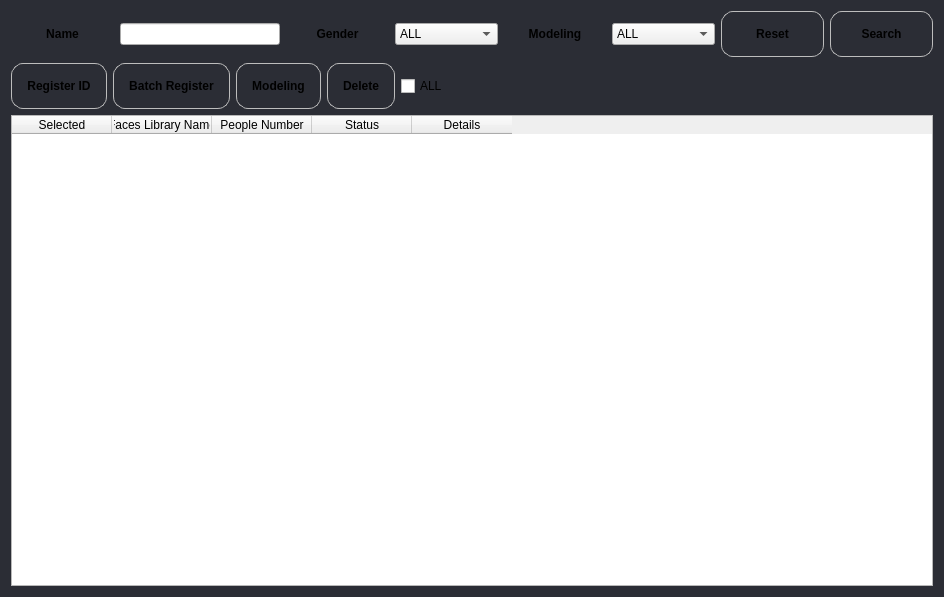
Old version of the form custom_widgets/dataBase/DataBase.ui in the repository elmhadji/AccessController.
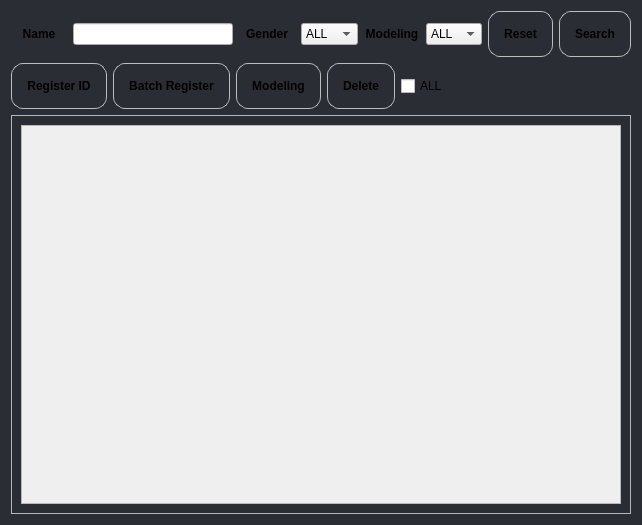
New version of the form.

Commit message: -Create Card Widget to show person Info -Refactore the database table to show Card widget

What changed in the file:
```diff
--- a/custom_widgets/dataBase/DataBase.ui
+++ b/custom_widgets/dataBase/DataBase.ui
@@ -6,8 +6,8 @@
    <rect>
     <x>0</x>
     <y>0</y>
-    <width>944</width>
-    <height>597</height>
+    <width>642</width>
+    <height>525</height>
    </rect>
   </property>
   <property name="windowTitle">
@@ -15,21 +15,27 @@
   </property>
   <property name="styleSheet">
    <string notr="true">#DataBase {
-	
 	background-color: rgb(43, 45, 53);
 }
 
+#cardInfoGrid QGridLayout{
+	border :10 px solid green;
+}
+
 #DataBase QPushButton{
 	border : 1px solid rgb(189, 189, 189);
 	border-radius: 12px;
 	padding: 15px;
 }
+
 #DataBase #addButton{
 	background-color: rgb(0, 142, 246);
+}
+
+#cardInfoGrid{
+	border: 2px solid red
 }</string>
   </property>
-  <layout class="QGridLayout" name="gridLayout">
-   <item row="0" column="0">
     <layout class="QVBoxLayout" name="verticalLayout">
      <item>
       <layout class="QHBoxLayout" name="horizontalLayout">
@@ -37,6 +43,7 @@
         <widget class="QLabel" name="nameLabel">
          <property name="font">
           <font>
+         <weight>75</weight>
            <bold>true</bold>
           </font>
          </property>
@@ -62,6 +69,7 @@
         <widget class="QLabel" name="genderLabel">
          <property name="font">
           <font>
+         <weight>75</weight>
            <bold>true</bold>
           </font>
          </property>
@@ -86,6 +94,7 @@
         <widget class="QLabel" name="modelingLabel">
          <property name="font">
           <font>
+         <weight>75</weight>
            <bold>true</bold>
           </font>
          </property>
@@ -110,6 +119,7 @@
         <widget class="QPushButton" name="resetButton">
          <property name="font">
           <font>
+         <weight>75</weight>
            <bold>true</bold>
           </font>
          </property>
@@ -122,6 +132,7 @@
         <widget class="QPushButton" name="searchButton">
          <property name="font">
           <font>
+         <weight>75</weight>
            <bold>true</bold>
           </font>
          </property>
@@ -209,35 +220,48 @@
       </layout>
      </item>
      <item>
-      <widget class="QTableWidget" name="tableWidget">
-       <column>
-        <property name="text">
-         <string>Selected</string>
-        </property>
-       </column>
-       <column>
-        <property name="text">
-         <string>Faces Library Name</string>
-        </property>
-       </column>
-       <column>
-        <property name="text">
-         <string>People Number</string>
+    <widget class="QFrame" name="frame">
+     <property name="frameShape">
+      <enum>QFrame::StyledPanel</enum>
+     </property>
+     <property name="frameShadow">
+      <enum>QFrame::Raised</enum>
+     </property>
+     <layout class="QHBoxLayout" name="horizontalLayout_5">
+      <item>
+       <widget class="QScrollArea" name="scrollArea">
+        <property name="widgetResizable">
+         <bool>true</bool>
         </property>
-       </column>
-       <column>
-        <property name="text">
-         <string>Status</string>
+        <property name="alignment">
+         <set>Qt::AlignCenter</set>
         </property>
-       </column>
-       <column>
-        <property name="text">
-         <string>Details</string>
-        </property>
-       </column>
-      </widget>
-     </item>
-    </layout>
+        <widget class="QWidget" name="scrollAreaWidgetContents">
+         <property name="geometry">
+          <rect>
+           <x>0</x>
+           <y>0</y>
+           <width>610</width>
+           <height>375</height>
+          </rect>
+         </property>
+         <layout class="QHBoxLayout" name="horizontalLayout_4">
+          <item>
+           <layout class="QGridLayout" name="cardInfoGrid">
+            <property name="horizontalSpacing">
+             <number>6</number>
+            </property>
+            <property name="verticalSpacing">
+             <number>4</number>
+            </property>
+           </layout>
+          </item>
+         </layout>
+        </widget>
+       </widget>
+      </item>
+     </layout>
+    </widget>
    </item>
   </layout>
  </widget>
```
Left out of the diff: 4 changed lines with no effect on the pictures. Lines whose indentation alone changed are shown as unchanged. The commit also changes 13 other files.
